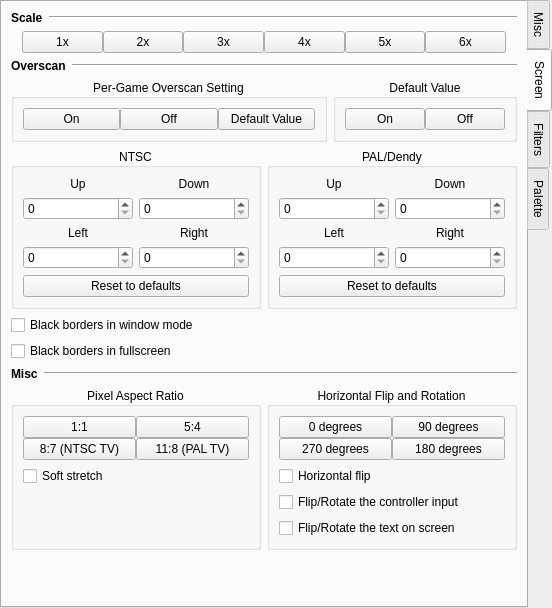
First picture: the form in src/gui/designer/wdgSettingsVideo.ui, repository punesemu/puNES, before the edit.
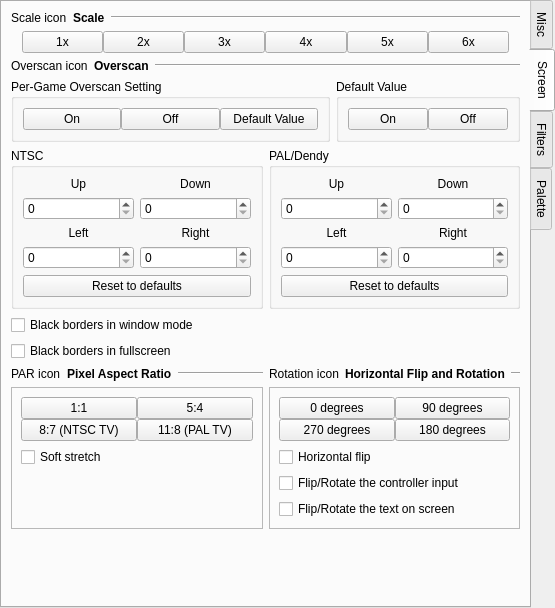
Second picture: the form after the edit. The open tabs and pages were chosen to show the change. Icons and pictures are not drawn. Custom widgets are drawn as their Qt base class.

Patch:
```diff
--- a/src/gui/designer/wdgSettingsVideo.ui
+++ b/src/gui/designer/wdgSettingsVideo.ui
@@ -6,7 +6,7 @@
    <rect>
     <x>0</x>
     <y>0</y>
-    <width>552</width>
+    <width>555</width>
     <height>608</height>
    </rect>
   </property>
@@ -210,7 +210,14 @@
          <item>
           <layout class="QHBoxLayout" name="horizontalLayout_Video_settings">
            <item>
-            <widget class="QLabel" name="label_Video_settings">
+            <widget class="QLabel" name="icon_Screen_Scale">
+             <property name="text">
+              <string notr="true">Scale icon</string>
+             </property>
+            </widget>
+           </item>
+           <item>
+            <widget class="QLabel" name="label_Screen_Scale">
              <property name="font">
               <font>
                <weight>75</weight>
@@ -330,6 +337,13 @@
          </item>
          <item>
           <layout class="QHBoxLayout" name="horizontalLayout_Screen_Oscan">
+           <item>
+            <widget class="QLabel" name="icon_Screen_Oscan">
+             <property name="text">
+              <string notr="true">Overscan icon</string>
+             </property>
+            </widget>
+           </item>
            <item>
             <widget class="QLabel" name="label_Screen_Oscan">
              <property name="font">
@@ -380,12 +394,6 @@
                 <property name="title">
                  <string>Per-Game Overscan Setting</string>
                 </property>
-                <property name="alignment">
-                 <set>Qt::AlignCenter</set>
-                </property>
-                <property name="flat">
-                 <bool>true</bool>
-                </property>
                 <layout class="QHBoxLayout" name="horizontalLayout_5">
                  <property name="spacing">
                   <number>0</number>
@@ -446,9 +454,6 @@
                 <property name="title">
                  <string>Default Value</string>
                 </property>
-                <property name="alignment">
-                 <set>Qt::AlignCenter</set>
-                </property>
                 <layout class="QHBoxLayout" name="horizontalLayout_4">
                  <property name="spacing">
                   <number>0</number>
@@ -483,9 +488,6 @@
               <property name="title">
                <string>NTSC</string>
               </property>
-              <property name="alignment">
-               <set>Qt::AlignCenter</set>
-              </property>
               <layout class="QGridLayout" name="gridLayout_Oscan_NTSC_brd">
                <item row="1" column="2">
                 <layout class="QVBoxLayout" name="verticalLayout_Oscan_NTSC_brd_right">
@@ -605,9 +607,6 @@
               <property name="title">
                <string>PAL/Dendy</string>
               </property>
-              <property name="alignment">
-               <set>Qt::AlignCenter</set>
-              </property>
               <layout class="QGridLayout" name="gridLayout_Oscan_PAL_brd">
                <item row="1" column="2">
                 <layout class="QVBoxLayout" name="verticalLayout_Oscan_PAL_brd_right">
@@ -728,48 +727,93 @@
          <item>
           <layout class="QHBoxLayout" name="horizontalLayout_Screen_Misc">
            <item>
-            <widget class="QLabel" name="label_Screen_Misc">
-             <property name="font">
-              <font>
-               <weight>75</weight>
-               <bold>true</bold>
-              </font>
-             </property>
-             <property name="text">
-              <string>Misc</string>
-             </property>
-            </widget>
+            <layout class="QHBoxLayout" name="horizontalLayout_Screen_PAR">
+             <item>
+              <widget class="QLabel" name="icon_Screen_PAR">
+               <property name="text">
+                <string notr="true">PAR icon</string>
+               </property>
+              </widget>
+             </item>
+             <item>
+              <widget class="QLabel" name="label_Screen_PAR">
+               <property name="font">
+                <font>
+                 <weight>75</weight>
+                 <bold>true</bold>
+                </font>
+               </property>
+               <property name="text">
+                <string>Pixel Aspect Ratio</string>
+               </property>
+              </widget>
+             </item>
+             <item>
+              <widget class="Line" name="line_Screen_PAR">
+               <property name="sizePolicy">
+                <sizepolicy hsizetype="Expanding" vsizetype="Fixed">
+                 <horstretch>0</horstretch>
+                 <verstretch>0</verstretch>
+                </sizepolicy>
+               </property>
+               <property name="orientation">
+                <enum>Qt::Horizontal</enum>
+               </property>
+              </widget>
+             </item>
+            </layout>
            </item>
            <item>
-            <widget class="Line" name="line_Screen_Misc">
-             <property name="sizePolicy">
-              <sizepolicy hsizetype="Expanding" vsizetype="Fixed">
-               <horstretch>0</horstretch>
-               <verstretch>0</verstretch>
-              </sizepolicy>
-             </property>
-             <property name="orientation">
-              <enum>Qt::Horizontal</enum>
-             </property>
-            </widget>
+            <layout class="QHBoxLayout" name="horizontalLayout_Screen_Rotation">
+             <item>
+              <widget class="QLabel" name="icon_Screen_Rotation">
+               <property name="text">
+                <string notr="true">Rotation icon</string>
+               </property>
+              </widget>
+             </item>
+             <item>
+              <widget class="QLabel" name="label_Screen_Rotation">
+               <property name="font">
+                <font>
+                 <weight>75</weight>
+                 <bold>true</bold>
+                </font>
+               </property>
+               <property name="text">
+                <string>Horizontal Flip and Rotation</string>
+               </property>
+              </widget>
+             </item>
+             <item>
+              <widget class="Line" name="line_Screen_Rotation">
+               <property name="sizePolicy">
+                <sizepolicy hsizetype="Expanding" vsizetype="Fixed">
+                 <horstretch>0</horstretch>
+                 <verstretch>0</verstretch>
+                </sizepolicy>
+               </property>
+               <property name="orientation">
+                <enum>Qt::Horizontal</enum>
+               </property>
+              </widget>
+             </item>
+            </layout>
            </item>
           </layout>
          </item>
          <item>
           <layout class="QHBoxLayout" name="horizontalLayout_PAR_and_Rotation">
            <item>
-            <widget class="QGroupBox" name="groupBox_PAR">
+            <widget class="QFrame" name="frame_PAR">
              <property name="sizePolicy">
               <sizepolicy hsizetype="Preferred" vsizetype="Minimum">
                <horstretch>0</horstretch>
                <verstretch>0</verstretch>
               </sizepolicy>
              </property>
-             <property name="title">
-              <string>Pixel Aspect Ratio</string>
-             </property>
-             <property name="alignment">
-              <set>Qt::AlignCenter</set>
+             <property name="frameShape">
+              <enum>QFrame::StyledPanel</enum>
              </property>
              <layout class="QGridLayout" name="gridLayout_PAR">
               <item row="1" column="0">
@@ -843,18 +887,15 @@
             </widget>
            </item>
            <item>
-            <widget class="QGroupBox" name="groupBox_Screen_Rotation">
+            <widget class="QFrame" name="frame_Screen_Rotation">
              <property name="sizePolicy">
               <sizepolicy hsizetype="Preferred" vsizetype="Minimum">
                <horstretch>0</horstretch>
                <verstretch>0</verstretch>
               </sizepolicy>
              </property>
-             <property name="title">
-              <string>Horizontal Flip and Rotation</string>
-             </property>
-             <property name="alignment">
-              <set>Qt::AlignCenter</set>
+             <property name="frameShape">
+              <enum>QFrame::StyledPanel</enum>
              </property>
              <layout class="QGridLayout" name="gridLayout_Screen_Rotation">
               <item row="2" column="0" colspan="3">
```
Left out of the diff: 560 changed lines with no effect on the pictures.
